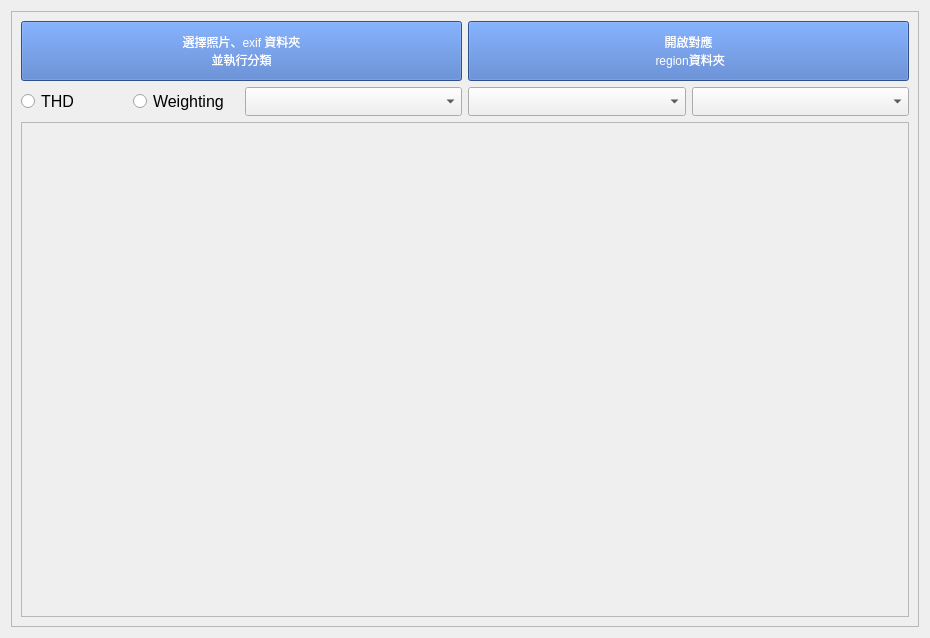
Above: MTK/AE/mtkAEclassify/UI.ui from YuTing-Fang1999/FIH-tool before the change. Below: the same form after it.
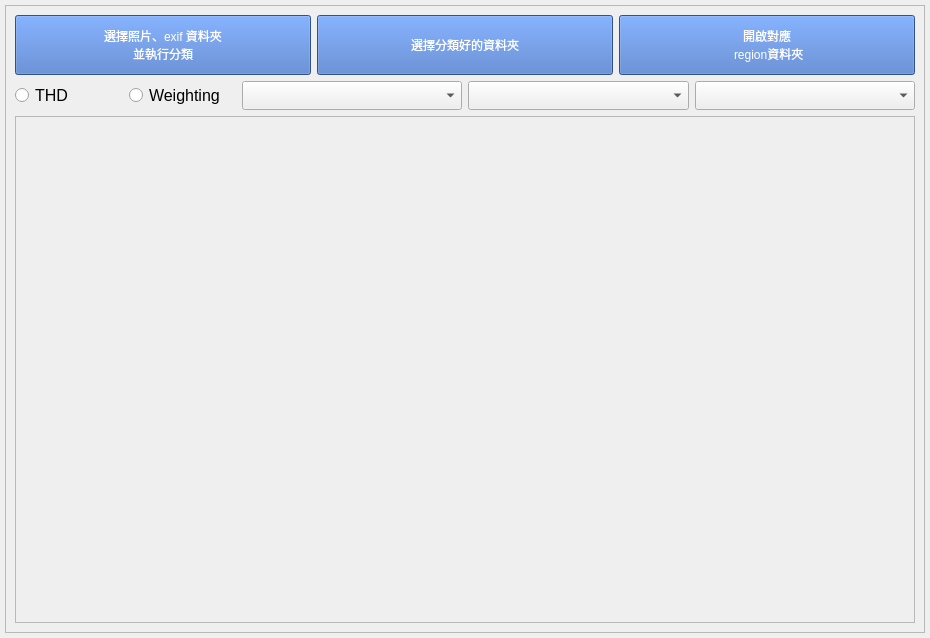
That is the form after the change.

What changed in the file:
```diff
--- a/MTK/AE/mtkAEclassify/UI.ui
+++ b/MTK/AE/mtkAEclassify/UI.ui
@@ -22,6 +22,21 @@
    <enum>Qt::LeftToRight</enum>
   </property>
   <layout class="QVBoxLayout" name="verticalLayout">
+   <property name="spacing">
+    <number>5</number>
+   </property>
+   <property name="leftMargin">
+    <number>5</number>
+   </property>
+   <property name="topMargin">
+    <number>5</number>
+   </property>
+   <property name="rightMargin">
+    <number>5</number>
+   </property>
+   <property name="bottomMargin">
+    <number>5</number>
+   </property>
    <item>
     <widget class="QScrollArea" name="scrollArea">
      <property name="widgetResizable">
@@ -32,8 +47,8 @@
        <rect>
         <x>0</x>
         <y>0</y>
-        <width>906</width>
-        <height>614</height>
+        <width>918</width>
+        <height>626</height>
        </rect>
       </property>
       <layout class="QVBoxLayout" name="verticalLayout_4">
@@ -61,6 +76,27 @@
            </property>
           </widget>
          </item>
+         <item>
+          <widget class="QPushButton" name="load_after_dir_btn">
+           <property name="minimumSize">
+            <size>
+             <width>200</width>
+             <height>60</height>
+            </size>
+           </property>
+           <property name="cursor">
+            <cursorShape>PointingHandCursor</cursorShape>
+           </property>
+           <property name="styleSheet">
+            <string notr="true">text-align:center;
+background:rgb(68, 114, 196); 
+color:rgb(255, 255, 255);</string>
+           </property>
+           <property name="text">
+            <string>選擇分類好的資料夾</string>
+           </property>
+          </widget>
+         </item>
          <item>
           <widget class="QPushButton" name="open_dir_btn">
            <property name="minimumSize">
@@ -181,9 +217,33 @@
         </layout>
        </item>
        <item>
-        <layout class="QHBoxLayout" name="horizontalLayout_4" stretch="1">
+        <layout class="QHBoxLayout" name="horizontalLayout_4">
+         <property name="spacing">
+          <number>0</number>
+         </property>
          <item>
-          <widget class="QScrollArea" name="scrollArea_2">
+          <widget class="QScrollArea" name="photo_scrollArea">
+           <property name="sizePolicy">
+            <sizepolicy hsizetype="Expanding" vsizetype="Expanding">
+             <horstretch>0</horstretch>
+             <verstretch>0</verstretch>
+            </sizepolicy>
+           </property>
+           <property name="minimumSize">
+            <size>
+             <width>0</width>
+             <height>0</height>
+            </size>
+           </property>
+           <property name="lineWidth">
+            <number>0</number>
+           </property>
+           <property name="horizontalScrollBarPolicy">
+            <enum>Qt::ScrollBarAsNeeded</enum>
+           </property>
+           <property name="sizeAdjustPolicy">
+            <enum>QAbstractScrollArea::AdjustToContents</enum>
+           </property>
            <property name="widgetResizable">
             <bool>true</bool>
            </property>
@@ -192,27 +252,29 @@
              <rect>
               <x>0</x>
               <y>0</y>
-              <width>880</width>
-              <height>480</height>
+              <width>892</width>
+              <height>492</height>
              </rect>
             </property>
             <layout class="QVBoxLayout" name="verticalLayout_2">
+             <property name="spacing">
+              <number>0</number>
+             </property>
+             <property name="leftMargin">
+              <number>0</number>
+             </property>
+             <property name="topMargin">
+              <number>0</number>
+             </property>
+             <property name="rightMargin">
+              <number>0</number>
+             </property>
+             <property name="bottomMargin">
+              <number>0</number>
+             </property>
              <item>
               <layout class="QGridLayout" name="photo_grid"/>
              </item>
-             <item>
-              <spacer name="verticalSpacer">
-               <property name="orientation">
-                <enum>Qt::Vertical</enum>
-               </property>
-               <property name="sizeHint" stdset="0">
-                <size>
-                 <width>20</width>
-                 <height>40</height>
-                </size>
-               </property>
-              </spacer>
-             </item>
             </layout>
            </widget>
           </widget>
```
